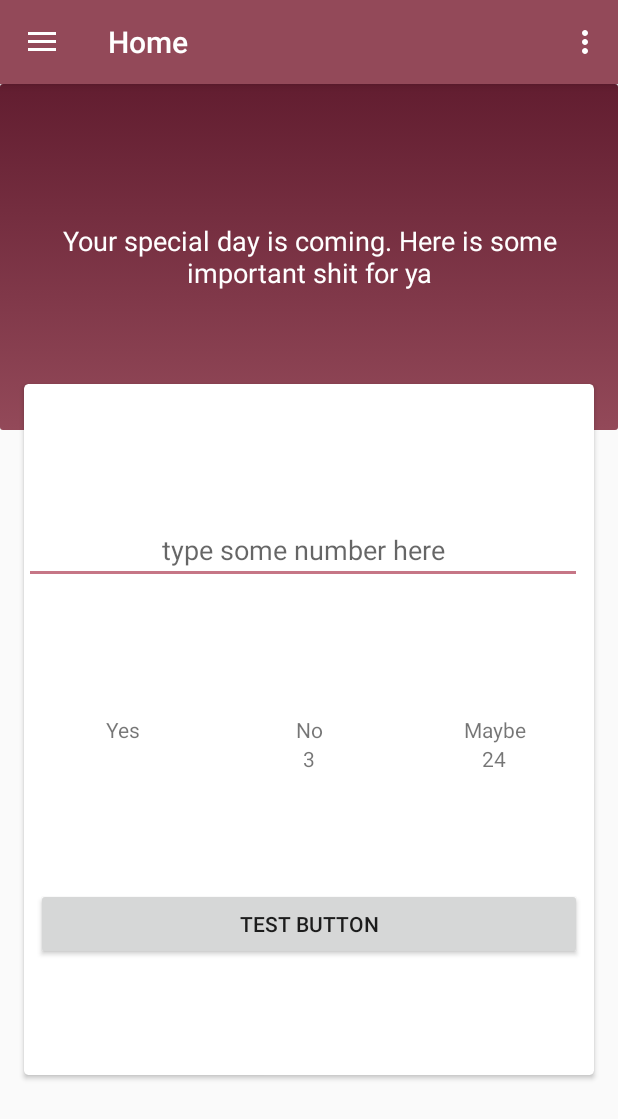
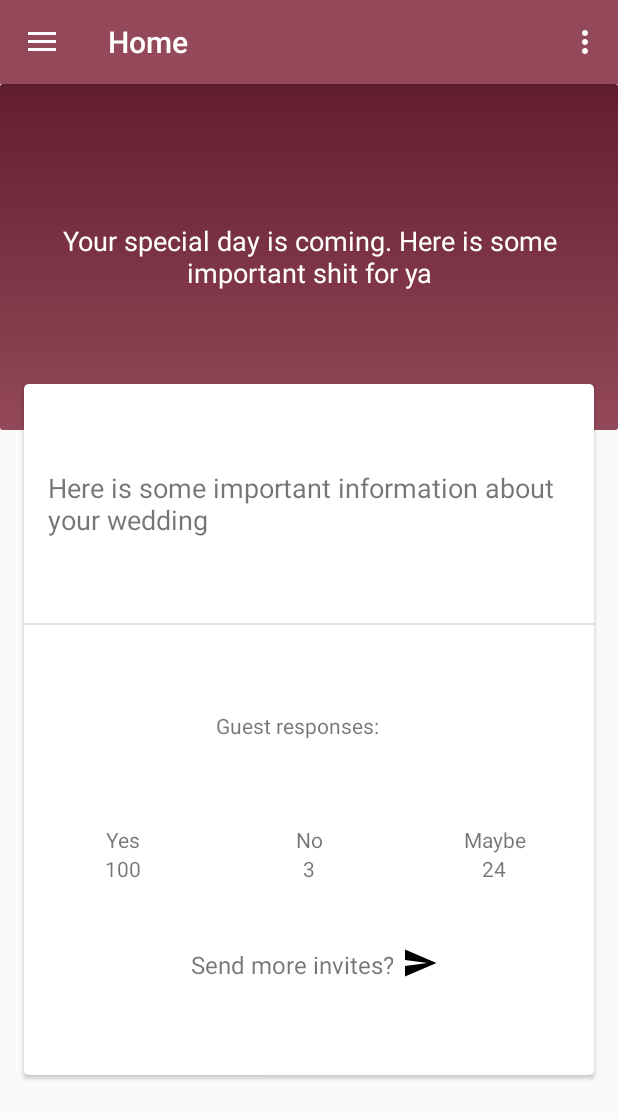
Before and after one commit to LinkEdgar/WeddingPlanner, an Android app: the screen it shows after launch (MainActivity), in the side drawer, after a tap on "Home", on a phone screen of 412 x 824 dp. Shown: the top 1119 px of the screen. Run offline under Robolectric (Android 15) with nearby library versions, the phone set to English and light mode, and no system bars; our stand-ins replace Firebase (no records; nobody signed in at launch, a user with empty details on screens opened directly), navigation-ui; 1 statement that could not run was skipped.

Commit message:
Changed home ui

```diff
--- a/WeddingPlanner/app/src/main/java/com/example/weddingplanner/ui/home/HomeFragment.kt
+++ b/WeddingPlanner/app/src/main/java/com/example/weddingplanner/ui/home/HomeFragment.kt
@@ -4,22 +4,20 @@ import android.os.Bundle
 import android.view.LayoutInflater
 import android.view.View
 import android.view.ViewGroup
-import android.widget.Button
-import android.widget.EditText
+import android.widget.ImageButton
 import android.widget.TextView
 import androidx.fragment.app.Fragment
 import androidx.lifecycle.Observer
 import androidx.lifecycle.ViewModelProviders
 import com.example.weddingplanner.R
-import kotlinx.android.synthetic.main.fragment_home.*
 
 class HomeFragment : Fragment() {
 
-    private lateinit var homeViewModel: HomeViewModel
+    private lateinit var viewModel: HomeViewModel
     private var tv: TextView? = null
 
     override fun onCreateView(inflater: LayoutInflater, container: ViewGroup?, savedInstanceState: Bundle?): View? {
-        homeViewModel = ViewModelProviders.of(this).get(HomeViewModel::class.java)
+        viewModel = ViewModelProviders.of(this).get(HomeViewModel::class.java)
         val root = inflater.inflate(R.layout.fragment_home, container, false)
 
         setViews(root)
@@ -31,21 +29,19 @@ class HomeFragment : Fragment() {
     }
 
     private fun getInviteInfo(){
-        homeViewModel.getNumberOfInvites().observe(viewLifecycleOwner, Observer{ reponse ->
-            tv!!.text = reponse
+        viewModel.getNumberOfInvites().observe(viewLifecycleOwner, Observer{ reponse ->
+            //tv!!.text = reponse
         })
     }
 
     private fun setViews(root: View){
-        tv = root.findViewById(R.id.yes_display)
-        val button = root.findViewById<Button>(R.id.send_bt)
-        val editText = root.findViewById<EditText>(R.id.input_text)
-        button.setOnClickListener{
-            sendNumberOfInvites(editText.text.toString().trim())
+        val sendButton = root.findViewById<ImageButton>(R.id.send_bt)
+        sendButton.setOnClickListener{
+            viewModel.switchToInviteFragment(root)
         }
     }
 
     private fun sendNumberOfInvites(number: String){
-        homeViewModel.sendInvite(number)
+        viewModel.sendInvite(number)
     }
 }
--- a/WeddingPlanner/app/src/main/java/com/example/weddingplanner/ui/home/HomeViewModel.kt
+++ b/WeddingPlanner/app/src/main/java/com/example/weddingplanner/ui/home/HomeViewModel.kt
@@ -1,8 +1,11 @@
 package com.example.weddingplanner.ui.home
 
+import android.view.View
 import androidx.lifecycle.LiveData
 import androidx.lifecycle.MutableLiveData
 import androidx.lifecycle.ViewModel
+import androidx.navigation.Navigation
+import com.example.weddingplanner.R
 import com.example.weddingplanner.Repositories.HomeRepository
 
 class HomeViewModel : ViewModel() {
@@ -22,5 +25,9 @@ class HomeViewModel : ViewModel() {
         homeRepo.setInvite(number)
     }
 
+    fun switchToInviteFragment(view: View){
+        Navigation.findNavController(view).navigate(R.id.invite_guest)
+    }
+
 
 }
--- a/WeddingPlanner/app/src/main/res/layout/fragment_home.xml
+++ b/WeddingPlanner/app/src/main/res/layout/fragment_home.xml
@@ -47,16 +47,41 @@
             android:layout_height="match_parent">
 
 
-            <EditText
-                android:textAlignment="center"
-                android:hint="type some number here"
-                android:id="@+id/input_text"
+            <TextView
+                android:id="@+id/textView2"
                 android:layout_width="0dp"
                 android:layout_height="wrap_content"
+                android:text="@string/card_header"
+                android:textSize="18sp"
+                app:layout_constraintBottom_toTopOf="@+id/view4"
+                app:layout_constraintEnd_toStartOf="@+id/guideline18"
+                app:layout_constraintHorizontal_bias="0.5"
+                app:layout_constraintStart_toStartOf="@+id/guideline17"
+                app:layout_constraintTop_toTopOf="parent" />
+
+
+            <View
+                android:id="@+id/view4"
+                android:layout_width="0dp"
+                android:layout_height="1dp"
+                android:background="@color/divder_color"
+                app:layout_constraintBottom_toTopOf="@+id/sub_header"
+                app:layout_constraintEnd_toEndOf="parent"
+                app:layout_constraintHorizontal_bias="0.5"
+                app:layout_constraintStart_toStartOf="parent"
+                app:layout_constraintTop_toBottomOf="@+id/textView2" />
+
+            <TextView
+                android:id="@+id/sub_header"
+                android:layout_width="0dp"
+                android:layout_height="wrap_content"
+                android:text="@string/card_subheader"
+                android:textAlignment="center"
                 app:layout_constraintBottom_toTopOf="@+id/no_tv"
                 app:layout_constraintEnd_toStartOf="@+id/guideline18"
+                app:layout_constraintHorizontal_bias="0.5"
                 app:layout_constraintStart_toStartOf="parent"
-                app:layout_constraintTop_toTopOf="parent" />
+                app:layout_constraintTop_toBottomOf="@+id/view4" />
 
             <TextView
                 android:id="@+id/yes_tv"
@@ -64,11 +89,10 @@
                 android:layout_height="wrap_content"
                 android:text="@string/home_status_yes"
                 android:textAlignment="center"
-                app:layout_constraintBottom_toBottomOf="parent"
                 app:layout_constraintEnd_toStartOf="@+id/no_tv"
                 app:layout_constraintHorizontal_bias="0.5"
                 app:layout_constraintStart_toStartOf="parent"
-                app:layout_constraintTop_toTopOf="parent"
+                app:layout_constraintTop_toTopOf="@+id/no_tv"
                 app:layout_constraintWidth_percent=".3"
                 tools:text="Yes" />
 
@@ -94,10 +118,11 @@
                 android:layout_height="wrap_content"
                 android:text="@string/home_status_no"
                 android:textAlignment="center"
+                app:layout_constraintBottom_toTopOf="@+id/email_tv"
                 app:layout_constraintEnd_toStartOf="@+id/maybe_tv"
                 app:layout_constraintHorizontal_bias="0.5"
                 app:layout_constraintStart_toEndOf="@+id/yes_tv"
-                app:layout_constraintTop_toTopOf="@+id/yes_tv"
+                app:layout_constraintTop_toBottomOf="@+id/sub_header"
                 app:layout_constraintWidth_percent=".3"
                 tools:text="No" />
 
@@ -147,29 +172,50 @@
 
             </com.google.android.material.textfield.TextInputLayout>
 
-            <Button
+            <TextView
+                android:id="@+id/email_tv"
+                android:layout_width="wrap_content"
+                android:layout_height="wrap_content"
+                android:layout_margin="6dp"
+                android:singleLine="true"
+                android:text="Send more invites?"
+                android:textAlignment="center"
+                android:textSize="16sp"
+                app:layout_constraintBottom_toBottomOf="parent"
+                app:layout_constraintEnd_toStartOf="@+id/send_bt"
+                app:layout_constraintHorizontal_bias="0.5"
+                app:layout_constraintHorizontal_chainStyle="packed"
+                app:layout_constraintStart_toStartOf="parent"
+                app:layout_constraintTop_toBottomOf="@+id/no_tv"
+                tools:text="Send more invites" />
+
+            <ImageButton
                 android:id="@+id/send_bt"
+                android:layout_width="wrap_content"
+                android:layout_height="wrap_content"
+                android:background="@null"
+                android:src="@drawable/ic_menu_send"
                 android:text="Test Button"
-                android:layout_width="0dp"
-                android:layout_height="wrap_content"
-                app:layout_constraintBottom_toBottomOf="parent"
-                app:layout_constraintEnd_toStartOf="@+id/guideline18"
-                app:layout_constraintStart_toStartOf="@+id/guideline17"
-                app:layout_constraintTop_toBottomOf="@+id/textInputLayout2" />
+                app:layout_constraintBottom_toBottomOf="@+id/email_tv"
+                app:layout_constraintEnd_toEndOf="parent"
+                app:layout_constraintHorizontal_bias="0.5"
+                app:layout_constraintStart_toEndOf="@+id/email_tv"
+                app:layout_constraintTop_toTopOf="@+id/email_tv"
+                app:layout_constraintVertical_bias="1.0" />
 
             <androidx.constraintlayout.widget.Guideline
                 android:id="@+id/guideline17"
                 android:layout_width="wrap_content"
                 android:layout_height="wrap_content"
                 android:orientation="vertical"
-                app:layout_constraintGuide_begin="8dp" />
+                app:layout_constraintGuide_begin="16dp" />
 
             <androidx.constraintlayout.widget.Guideline
                 android:id="@+id/guideline18"
                 android:layout_width="wrap_content"
                 android:layout_height="wrap_content"
                 android:orientation="vertical"
-                app:layout_constraintGuide_end="8dp" />
+                app:layout_constraintGuide_end="16dp" />
 
         </androidx.constraintlayout.widget.ConstraintLayout>
 
--- a/WeddingPlanner/app/src/main/res/values/strings.xml
+++ b/WeddingPlanner/app/src/main/res/values/strings.xml
@@ -18,6 +18,8 @@
     <string name="menu_send">Send</string>
 
     <!-- Home Fragment-->
+    <string name="card_subheader">Guest responses:</string>
+    <string name="card_header">Here is some important information about your wedding</string>
     <string name="home_header">Your special day is coming. Here is some important shit for ya</string>
     <string name="home_status_yes">Yes</string>
     <string name="home_status_no">No</string>
```
